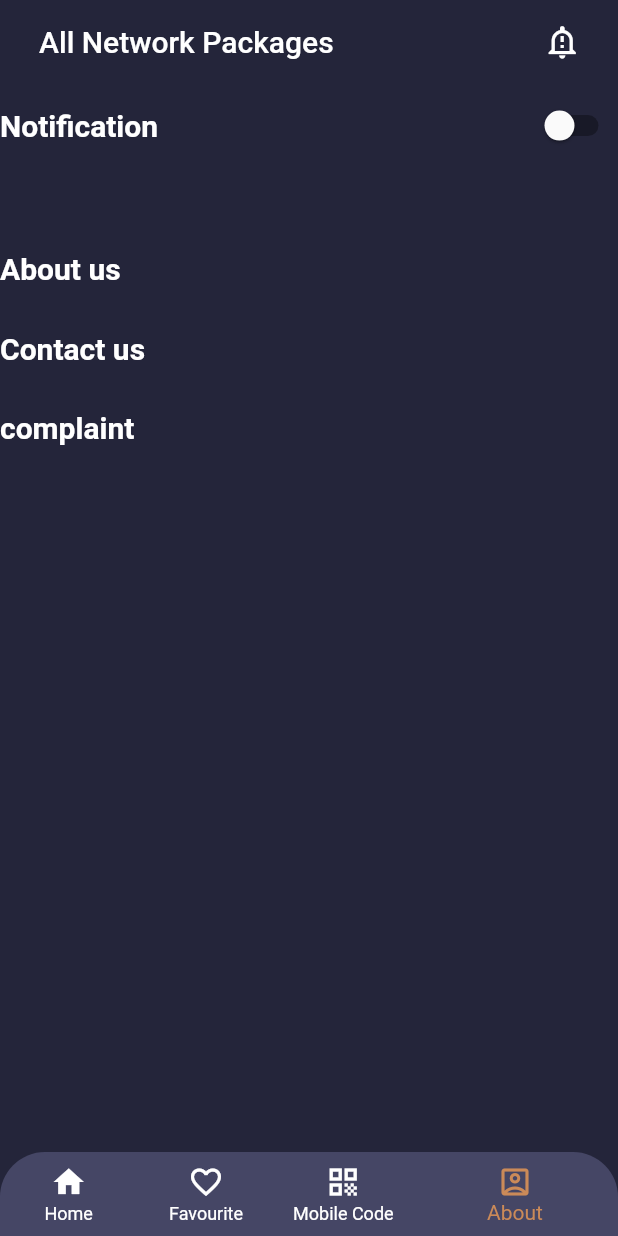
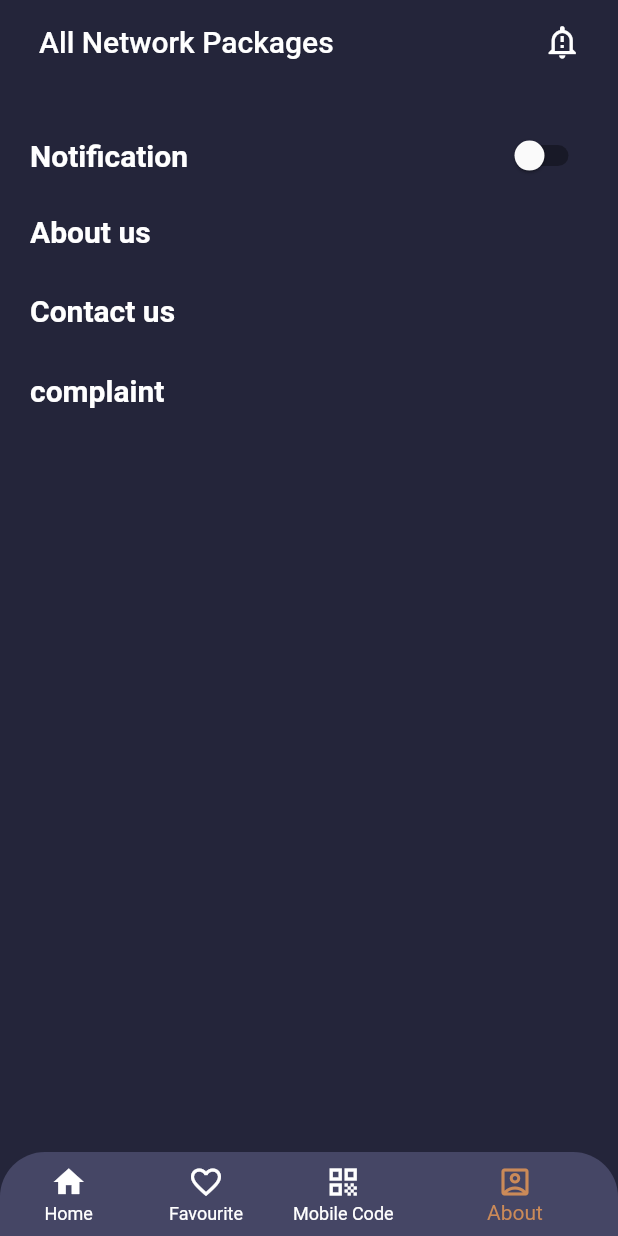
Before and after one commit to syedwaleednawaz000/network_packages_project, a Flutter app: the screen it shows after launch, item 4 of the bottom bar chosen, on a phone screen of 412 x 824 dp. Run offline on Flutter 3.47's test engine with Material 2 defaults, Android fonts, the phone set to English and light mode, and no system bars; our stand-ins replace file_picker, flutter_screenutil, fluttertoast, get, share_plus; missing offline and left inert: clipboard, flutter_phone_direct_caller.

Commit message:
Add nofitifcation about contact compalint screen page and some anthor thing add

```diff
--- a/lib/Screen/aboutscreen.dart
+++ b/lib/Screen/aboutscreen.dart
@@ -1,6 +1,11 @@
 import 'package:flutter/material.dart';
+import 'package:get/get.dart';
 
 import '../Utils/appcolors.dart';
+import 'aboutscreenpage.dart';
+import 'complainetscreenpage.dart';
+import 'contactscreenpage.dart';
+import 'notificationscreen.dart';
 
 class AboutScreen extends StatefulWidget {
   AboutScreen({Key? key}) : super(key: key);
@@ -10,39 +15,81 @@ class AboutScreen extends StatefulWidget {
 }
 
 class _AboutScreenState extends State<AboutScreen> {
-  bool notification=false;
+  bool notification = false;
 
   @override
   Widget build(BuildContext context) {
     return Scaffold(
       backgroundColor: AppColors.backgroundBlackColor,
       body: SafeArea(
-        child: Container(
-
+        child: Padding(
+          padding: const EdgeInsets.all(20.0),
           child: Column(
             crossAxisAlignment: CrossAxisAlignment.start,
             children: [
-
               Row(
                 mainAxisAlignment: MainAxisAlignment.spaceBetween,
                 children: [
-                   Text("Notification",style: TextStyle(color: Colors.white,fontWeight: FontWeight.bold,fontSize: 20),),
-                   Switch(value: notification, onChanged: (value){
+                 GestureDetector(
+                   onTap: (){
+                     Get.to(NotificationScreen());
+                   },
+                   child: const Text(
+                      "Notification",
+                      style: TextStyle(
+                          color: Colors.white,
+                          fontWeight: FontWeight.bold,
+                          fontSize: 20),
+                    ),
+                 ),
+                  Switch(
+                      value: notification,
+                      onChanged: (value) {
                         setState(() {
-                       notification=value;
+                          notification = value;
                         });
                       }),
                 ],
               ),
-               SizedBox(height: 30,),
-                           SizedBox(height: 30,),
-               Text("About us",style: TextStyle(color: Colors.white,fontWeight: FontWeight.bold,fontSize: 20)),
-              SizedBox(height: 30,),
-               Text("Contact us",style: TextStyle(color: Colors.white,fontWeight: FontWeight.bold,fontSize: 20)),
-              SizedBox(height: 30,),
-              Text("complaint",style: TextStyle(color: Colors.white,fontWeight: FontWeight.bold,fontSize: 20)),
+            SizedBox(height: 15,),
 
+               GestureDetector(
+                 onTap: (){
+                   Get.to(AboutScreenPage());
+                 },
+                 child: const Text("About us",
 
+                    style: TextStyle(
+                        color: Colors.white,
+                        fontWeight: FontWeight.bold,
+                        fontSize: 20)),
+               ),
+              SizedBox(
+                height: 30,
+              ),
+              GestureDetector(
+                onTap: (){
+                  Get.to(ContactScreenPage());
+                },
+                child: Text("Contact us",
+                    style: TextStyle(
+                        color: Colors.white,
+                        fontWeight: FontWeight.bold,
+                        fontSize: 20)),
+              ),
+              SizedBox(
+                height: 30,
+              ),
+              GestureDetector(
+                onTap: (){
+                  Get.to(ComplainentScreenPage());
+                },
+                child: Text("complaint",
+                    style: TextStyle(
+                        color: Colors.white,
+                        fontWeight: FontWeight.bold,
+                        fontSize: 20)),
+              ),
             ],
           ),
         ),
--- a/lib/Screen/packagedetails.dart
+++ b/lib/Screen/packagedetails.dart
@@ -23,7 +23,7 @@ class PackageDetailsScreen extends StatelessWidget {
   Widget build(BuildContext context) {
     return Scaffold(
       backgroundColor: AppColors.backgroundBlackColor,
-      appBar: AppBarWidget(title: "All Details Of Package"),
+      appBar: AppBarWidget(title: " Details Of Package"),
       body: Padding(
         padding: const EdgeInsets.symmetric(horizontal: 20.0),
         child: SingleChildScrollView(
```
Also changed, not shown: lib/Screen/aboutscreenpage.dart (added, +34 -0 lines), lib/Screen/complainetscreenpage.dart (added, +66 -0 lines), lib/Screen/contactscreenpage.dart (added, +83 -0 lines), lib/Screen/mobilecodescreen.dart (+17 -4 lines), lib/Screen/notificationscreen.dart (added, +47 -0 lines), lib/Widget/appbarwidgetsecond.dart (added, +26 -0 lines). Lines whose indentation alone changed are shown as unchanged.
